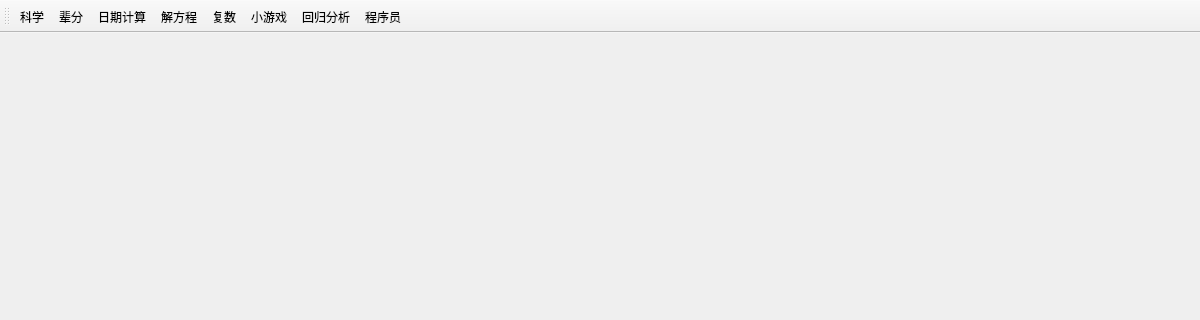
tyanxie/IC_Calculator, file ICcalculator/ICcalculator.ui: the form before one commit; both pictures show x 0 to 1200 and y 0 to 320 of the 1200 by 900 pixel window.
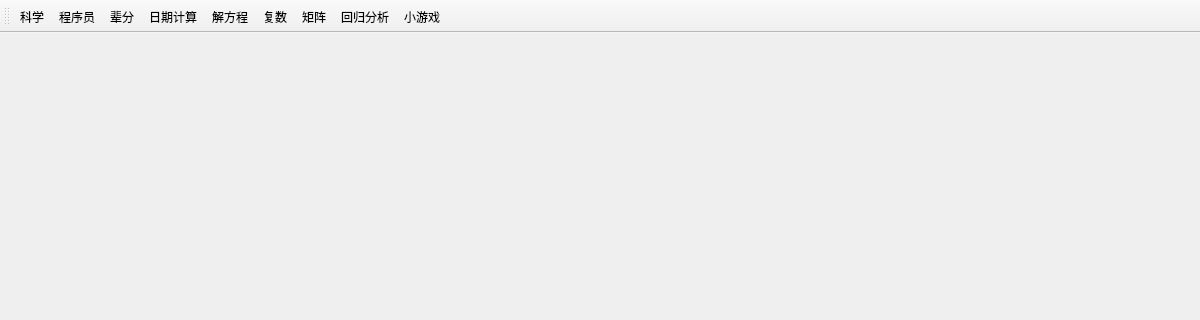
The form after the commit. Icons and pictures are not drawn.

```diff
--- a/ICcalculator/ICcalculator.ui
+++ b/ICcalculator/ICcalculator.ui
@@ -48,13 +48,14 @@
     <bool>false</bool>
    </attribute>
    <addaction name="actionscience"/>
+   <addaction name="actionprogrammer"/>
    <addaction name="actionrelationship"/>
    <addaction name="actiondate"/>
    <addaction name="actionequation"/>
    <addaction name="actioncomplex"/>
-   <addaction name="actiongame"/>
+   <addaction name="actionmatrix"/>
    <addaction name="actionregression"/>
-   <addaction name="actionprogrammer"/>
+   <addaction name="actiongame"/>
   </widget>
   <widget class="QStatusBar" name="statusBar"/>
   <action name="actionscience">
@@ -174,6 +175,15 @@
     <string>小游戏</string>
    </property>
   </action>
+  <action name="actionmatrix">
+   <property name="icon">
+    <iconset resource="res.qrc">
+     <normaloff>:/images/matrix2.ico</normaloff>:/images/matrix2.ico</iconset>
+   </property>
+   <property name="text">
+    <string>矩阵</string>
+   </property>
+  </action>
  </widget>
  <layoutdefault spacing="6" margin="11"/>
  <resources>
```
